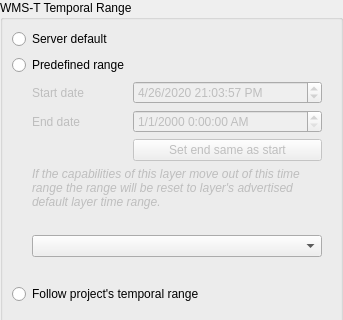
This is src/ui/qgswmstsettingswidgetbase.ui in carsmie/QGIS as Qt 5 draws it before an edit; both pictures show x 0 to 343 and y 0 to 320 of the 343 by 570 pixel window. The edited form follows.
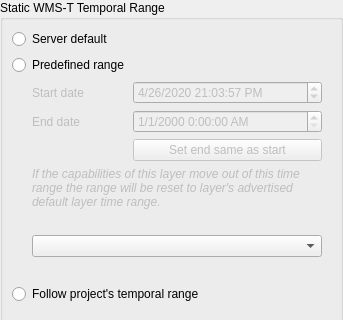
This is the edited form. Custom widgets are drawn as their Qt base class.

```diff
--- a/src/ui/qgswmstsettingswidgetbase.ui
+++ b/src/ui/qgswmstsettingswidgetbase.ui
@@ -32,7 +32,7 @@
       <bool>true</bool>
      </property>
      <property name="title">
-      <string>WMS-T Temporal Range</string>
+      <string>Static WMS-T Temporal Range</string>
      </property>
      <property name="checkable">
       <bool>false</bool>
```
